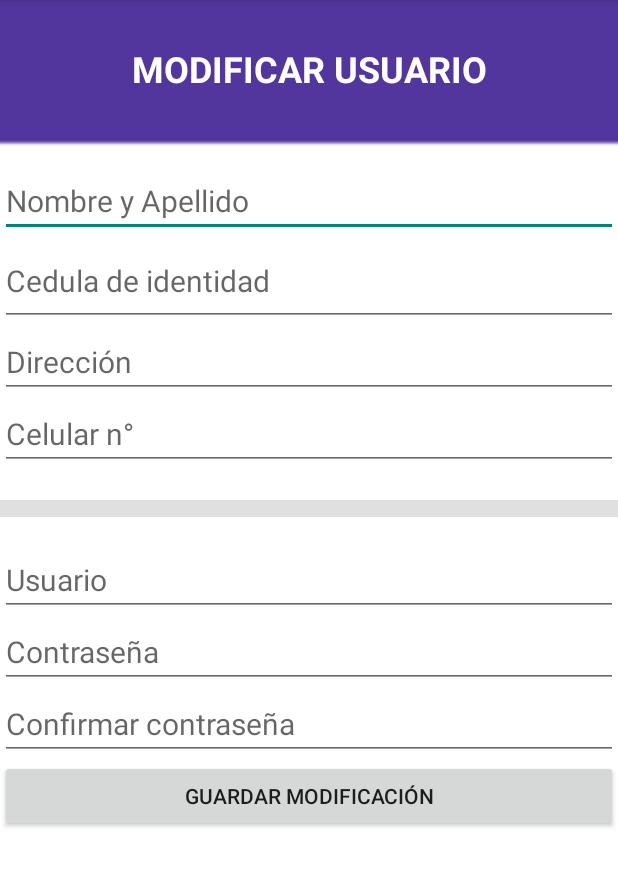
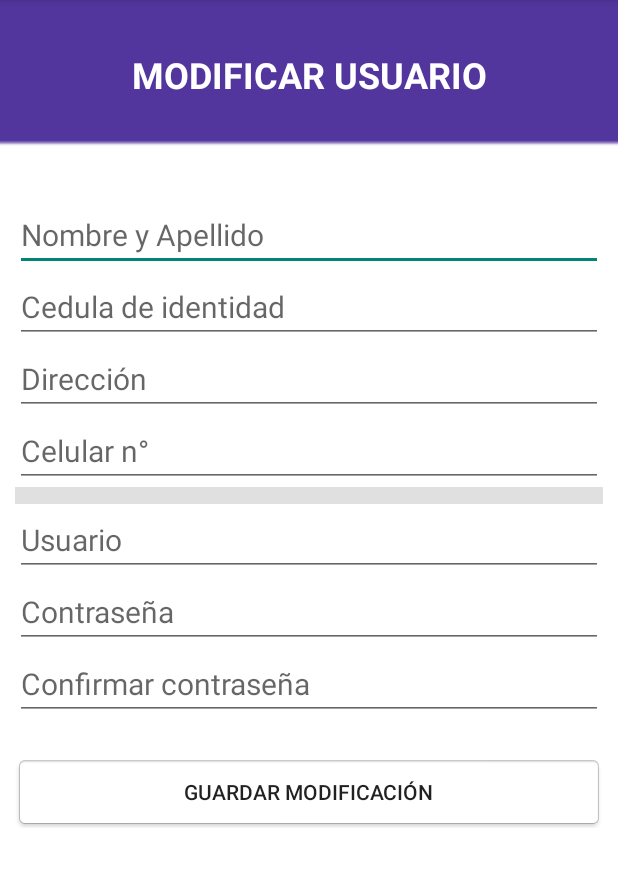
Before and after one commit to wapeton668/PROYECTO-DL, an Android app: the Editar_Usuario screen opened directly, with no data from a screen before it, on a phone screen of 412 x 824 dp, the part 84-971 px from its top. Run offline under Robolectric (Android 15) with nearby library versions, the phone set to English and light mode, and no system bars; 4 statements that could not run were skipped.

Commit message:
nueva actualizacion hora 09:14 8-6-21

```diff
--- a/app/src/main/res/layout/activity_editar_usuario.xml
+++ b/app/src/main/res/layout/activity_editar_usuario.xml
@@ -20,7 +20,7 @@
         <TextView
             android:id="@+id/textView3"
             android:layout_width="match_parent"
-            android:layout_height="92dp"
+            android:layout_height="99dp"
             android:gravity="center"
             android:text="MODIFICAR USUARIO"
             android:textColor="#FFFFFF"
@@ -31,17 +31,24 @@
         <LinearLayout
             android:layout_width="match_parent"
             android:layout_height="wrap_content"
-            android:gravity="center|top"
-            android:orientation="vertical">
+            android:gravity="bottom|center"
+            android:orientation="vertical"
+            android:padding="10dp"
+            android:paddingStart="10dp"
+            android:paddingLeft="10dp"
+            android:paddingTop="10dp"
+            android:paddingEnd="10dp"
+            android:paddingRight="10dp"
+            android:paddingBottom="10dp">
 
             <Space
                 android:layout_width="match_parent"
-                android:layout_height="18dp" />
+                android:layout_height="23dp" />
 
             <EditText
                 android:id="@+id/id_nombre_modificar"
                 android:layout_width="match_parent"
-                android:layout_height="wrap_content"
+                android:layout_height="match_parent"
                 android:ems="10"
                 android:hint="Nombre y Apellido"
                 android:inputType="textPersonName"
@@ -50,7 +57,7 @@
             <EditText
                 android:id="@+id/id_cedula_modificar"
                 android:layout_width="match_parent"
-                android:layout_height="59dp"
+                android:layout_height="match_parent"
                 android:ems="10"
                 android:hint="Cedula de identidad"
                 android:inputType="number"
@@ -59,7 +66,7 @@
             <EditText
                 android:id="@+id/id_direccion_modificar"
                 android:layout_width="match_parent"
-                android:layout_height="wrap_content"
+                android:layout_height="match_parent"
                 android:ems="10"
                 android:hint="Dirección"
                 android:inputType="textPersonName"
@@ -68,7 +75,7 @@
             <EditText
                 android:id="@+id/id_celular_modificar"
                 android:layout_width="match_parent"
-                android:layout_height="wrap_content"
+                android:layout_height="match_parent"
                 android:ems="10"
                 android:hint="Celular n°"
                 android:inputType="number"
@@ -76,7 +83,7 @@
 
             <Space
                 android:layout_width="match_parent"
-                android:layout_height="20dp" />
+                android:layout_height="match_parent" />
 
             <View
                 android:id="@+id/divider"
@@ -86,12 +93,12 @@
 
             <Space
                 android:layout_width="match_parent"
-                android:layout_height="18dp" />
+                android:layout_height="match_parent" />
 
             <EditText
                 android:id="@+id/id_usuario_modificar"
                 android:layout_width="match_parent"
-                android:layout_height="wrap_content"
+                android:layout_height="match_parent"
                 android:ems="10"
                 android:hint="Usuario"
                 android:inputType="textPersonName"
@@ -100,7 +107,7 @@
             <EditText
                 android:id="@+id/id_contrasena_modificar"
                 android:layout_width="match_parent"
-                android:layout_height="wrap_content"
+                android:layout_height="match_parent"
                 android:ems="10"
                 android:hint="Contraseña"
                 android:inputType="textPassword"
@@ -109,16 +116,21 @@
             <EditText
                 android:id="@+id/id_confirmarcontrasena_modificar"
                 android:layout_width="match_parent"
-                android:layout_height="wrap_content"
+                android:layout_height="match_parent"
                 android:ems="10"
                 android:hint="Confirmar contraseña"
                 android:inputType="textPassword"
                 android:textSize="20sp" />
 
+            <Space
+                android:layout_width="match_parent"
+                android:layout_height="24dp" />
+
             <Button
                 android:id="@+id/id_guardar_modificacion"
                 android:layout_width="match_parent"
-                android:layout_height="wrap_content"
+                android:layout_height="match_parent"
+                android:background="@android:drawable/editbox_background"
                 android:onClick="Modificar"
                 android:text="GUARDAR MODIFICACIÓN" />
 
--- a/app/src/main/res/layout/activity_listar_usuarios.xml
+++ b/app/src/main/res/layout/activity_listar_usuarios.xml
@@ -44,7 +44,7 @@
             android:layout_marginTop="10dp"
             android:layout_marginEnd="10dp"
             android:layout_marginRight="10dp"
-            android:layout_marginBottom="16dp"
+            android:layout_marginBottom="10dp"
             android:divider="?android:attr/textCursorDrawable"
             android:scrollbarSize="4dp" />
 
--- a/app/src/main/res/layout/activity_main.xml
+++ b/app/src/main/res/layout/activity_main.xml
@@ -112,6 +112,7 @@
                     android:id="@+id/button"
                     android:layout_width="match_parent"
                     android:layout_height="wrap_content"
+                    android:background="@android:drawable/editbox_background"
                     android:onClick="IniciarSesion"
                     android:text="@string/btnIrMenu" />
             </LinearLayout>
```
Also changed, not shown: app/src/main/res/layout/activity_listar_departamento.xml (+12 -2 lines), app/src/main/res/layout/activity_opciones_mantenimiento.xml (+15 -1 lines), app/src/main/res/layout/activity_registrar_usuario.xml (+24 -2 lines).
